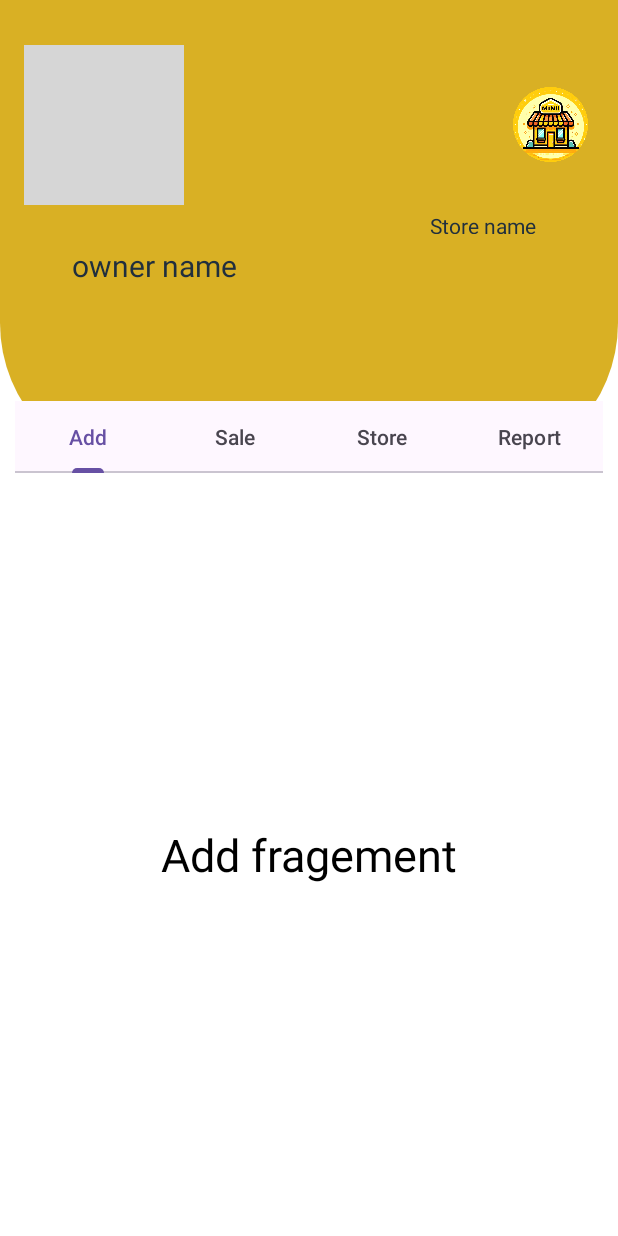
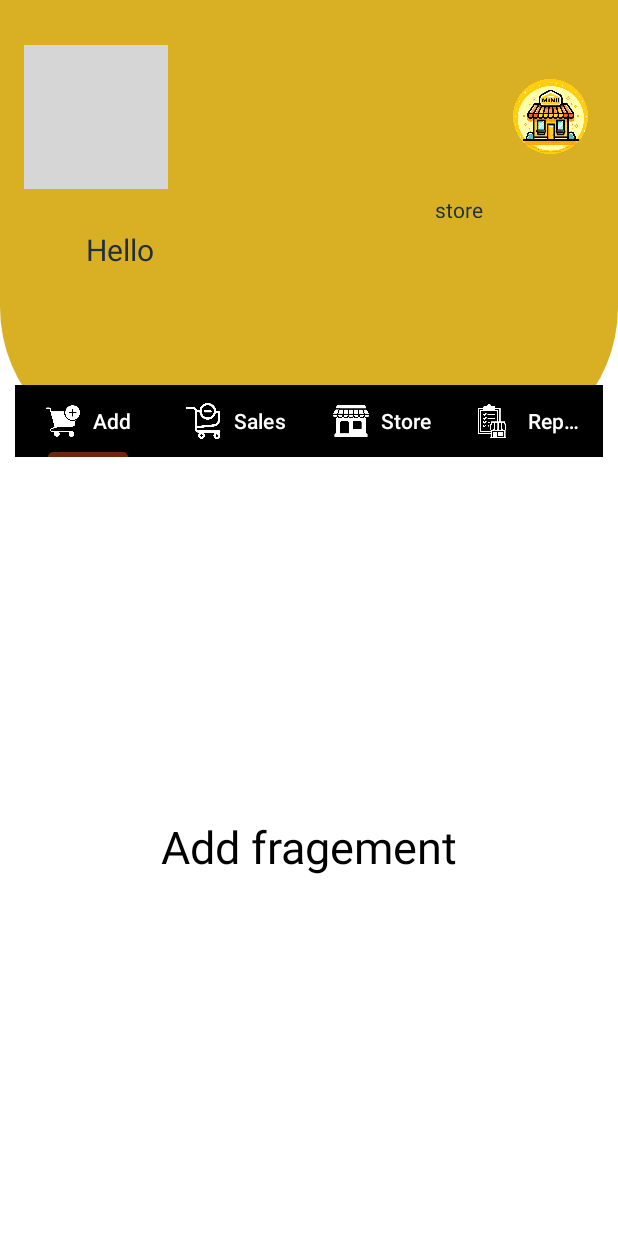
Before and after one commit to abeelgetahun/Yene-shop, an Android app: the HomeActivity screen opened directly, with no data from a screen before it, on a phone screen of 412 x 824 dp. Run offline under Robolectric (Android 15) with nearby library versions, the phone set to English and light mode, and no system bars; Roboto replaces fonts that are not available here; grey boxes are pictures that could not be loaded.

Commit message:
change on fragment

```diff
--- a/app/build.gradle.kts
+++ b/app/build.gradle.kts
@@ -52,4 +52,6 @@ dependencies {
     testImplementation(libs.junit)
     androidTestImplementation(libs.ext.junit)
     androidTestImplementation(libs.espresso.core)
+
+    implementation("androidx.compose.material:material-icons-extended-android:1.7.5")
 }
--- a/app/src/main/java/com/teferi/abel/yeneshop/Adapter/FragmentAdapter.java
+++ b/app/src/main/java/com/teferi/abel/yeneshop/Adapter/FragmentAdapter.java
@@ -9,9 +9,9 @@ import androidx.fragment.app.FragmentPagerAdapter;
 import java.util.ArrayList;
 
 public class FragmentAdapter extends FragmentPagerAdapter {
-
-    private final ArrayList<Fragment> fragmentList= new ArrayList<>();
-    private final ArrayList<String> fragmentTitle= new ArrayList<>();
+    private final ArrayList<Fragment> fragmentList = new ArrayList<>();
+    private final ArrayList<String> fragmentTitle = new ArrayList<>();
+    private final ArrayList<Integer> fragmentIcons = new ArrayList<>(); // Add this line
 
     public FragmentAdapter(@NonNull FragmentManager fm, int behavior) {
         super(fm, behavior);
@@ -28,9 +28,10 @@ public class FragmentAdapter extends FragmentPagerAdapter {
         return fragmentList.size();
     }
 
-    public void addFragment(Fragment fragment, String title){
+    public void addFragment(Fragment fragment, String title, int iconResId) {
         fragmentList.add(fragment);
         fragmentTitle.add(title);
+        fragmentIcons.add(iconResId); // Add this line
     }
 
     @Nullable
@@ -38,4 +39,8 @@ public class FragmentAdapter extends FragmentPagerAdapter {
     public CharSequence getPageTitle(int position) {
         return fragmentTitle.get(position);
     }
+
+    public int getPageIcon(int position) {
+        return fragmentIcons.get(position);
+    }
 }
--- a/app/src/main/java/com/teferi/abel/yeneshop/HomeActivity.java
+++ b/app/src/main/java/com/teferi/abel/yeneshop/HomeActivity.java
@@ -1,8 +1,11 @@
 package com.teferi.abel.yeneshop;
 
+import android.content.Context;
+import android.content.SharedPreferences;
 import android.os.Bundle;
 import android.view.View;
 import android.widget.ImageButton;
+import android.widget.TextView;
 
 import androidx.activity.EdgeToEdge;
 import androidx.appcompat.app.AppCompatActivity;
@@ -24,6 +27,9 @@ import com.teferi.abel.yeneshop.Fragments.StoreFragment;
 
 public class HomeActivity extends AppCompatActivity {
 
+    private static final String PREFERENCES_FILE = "user_data";
+    TextView ownername, shopname;
+
     DrawerLayout drawerLayout;
     ImageButton menu_btn;
 
@@ -42,15 +48,55 @@ public class HomeActivity extends AppCompatActivity {
         tabLayout=findViewById(R.id.tablayout);
         viewPager=findViewById(R.id.viewpager);
 
+        // Load user data
+        SharedPreferences sharedPreferences = getSharedPreferences(PREFERENCES_FILE, Context.MODE_PRIVATE);
+        String ownerName = sharedPreferences.getString("owner_name", "");
+        String shopName = sharedPreferences.getString("shop_name", "");
+
+        ownername=findViewById(R.id.textview_ownername);
+        shopname=findViewById(R.id.textview_shopname);
+        ownername.setText("Hello "+ownerName);
+        shopname.setText(shopName+" store");
+
+
         tabLayout.setupWithViewPager(viewPager);
 
-        FragmentAdapter fragmentAdapter=new FragmentAdapter(getSupportFragmentManager(), FragmentPagerAdapter.BEHAVIOR_RESUME_ONLY_CURRENT_FRAGMENT);
-        fragmentAdapter.addFragment(new AddFragment(),"Add");
-        fragmentAdapter.addFragment(new SaleFragment(),"Sale");
-        fragmentAdapter.addFragment(new StoreFragment(),"Store");
-        fragmentAdapter.addFragment(new ReportFragment(),"Report");
+        FragmentAdapter fragmentAdapter = new FragmentAdapter(getSupportFragmentManager(), FragmentPagerAdapter.BEHAVIOR_RESUME_ONLY_CURRENT_FRAGMENT);
+
+        // Add fragments with their respective icons
+        fragmentAdapter.addFragment(new AddFragment(), "Add", R.drawable.ic_add);
+        fragmentAdapter.addFragment(new SaleFragment(), "Sales", R.drawable.ic_sale);
+        fragmentAdapter.addFragment(new StoreFragment(), "Store", R.drawable.ic_store);
+        fragmentAdapter.addFragment(new ReportFragment(), "Report", R.drawable.ic_report);
 
         viewPager.setAdapter(fragmentAdapter);
+        tabLayout.setupWithViewPager(viewPager);
+
+        // Set icons for tabs
+        for (int i = 0; i < tabLayout.getTabCount(); i++) {
+            TabLayout.Tab tab = tabLayout.getTabAt(i);
+            if (tab != null) {
+                tab.setIcon(fragmentAdapter.getPageIcon(i));
+            }
+        }
+
+        // Optional: Customize tab appearance
+        tabLayout.addOnTabSelectedListener(new TabLayout.OnTabSelectedListener() {
+            @Override
+            public void onTabSelected(TabLayout.Tab tab) {
+                // You can add custom behavior when a tab is selected
+            }
+
+            @Override
+            public void onTabUnselected(TabLayout.Tab tab) {
+                // You can add custom behavior when a tab is unselected
+            }
+
+            @Override
+            public void onTabReselected(TabLayout.Tab tab) {
+                // You can add custom behavior when a tab is reselected
+            }
+        });
 
 
         menu_btn.setOnClickListener(new View.OnClickListener() {
@@ -61,5 +107,13 @@ public class HomeActivity extends AppCompatActivity {
         });
 
 
+//        // Optional: Method to clear user data (for testing)
+//        private void clearUserData() {
+//            SharedPreferences sharedPreferences = getSharedPreferences(PREFERENCES_FILE, Context.MODE_PRIVATE);
+//            SharedPreferences.Editor editor = sharedPreferences.edit();
+//            editor.clear();
+//            editor.apply();
+//        }
+
     }
 }
--- a/app/src/main/res/layout/activity_home_content.xml
+++ b/app/src/main/res/layout/activity_home_content.xml
@@ -19,7 +19,7 @@
         android:layout_height="wrap_content"
         android:src="@drawable/ic_menu"
         android:background="@android:color/transparent"
-        android:padding="5dp"/>
+        />
 
     <ImageButton
         android:id="@+id/toolbar_shoplogo"
@@ -83,33 +83,15 @@
             app:layout_constraintEnd_toEndOf="parent"
             app:layout_constraintHorizontal_bias="0.5"
             app:layout_constraintStart_toStartOf="parent"
-            app:tabGravity="fill">
-
-            <com.google.android.material.tabs.TabItem
-                android:id="@+id/tablayout_add"
-                android:layout_width="wrap_content"
-                android:layout_height="wrap_content"
-                android:text="Add" />
-
-            <com.google.android.material.tabs.TabItem
-                android:id="@+id/tablayout_sale"
-                android:layout_width="wrap_content"
-                android:layout_height="wrap_content"
-                android:text="Sales" />
-
-            <com.google.android.material.tabs.TabItem
-                android:id="@+id/tablayout_store"
-                android:layout_width="wrap_content"
-                android:layout_height="wrap_content"
-                android:text="Store" />
-
-            <com.google.android.material.tabs.TabItem
-                android:id="@+id/tablayout_report"
-                android:layout_width="wrap_content"
-                android:layout_height="wrap_content"
-                android:text="Report" />
+            app:tabGravity="fill"
+            app:tabMode="fixed"
+            android:background="@color/black"
+            app:tabIconTint="@color/white"
+            app:tabTextColor="@color/white"
+            app:tabIndicatorColor="@color/btn_color"
+            app:tabInlineLabel="true">
+            <!-- Remove the TabItems here as they will be added programmatically -->
         </com.google.android.material.tabs.TabLayout>
-
 
     </androidx.constraintlayout.widget.ConstraintLayout>
 
```
Also changed, not shown: app/src/main/res/drawable/tab_background_selector.xml (added, +17 -0 lines), app/src/main/res/drawable/tab_icon_selector.xml (added, +15 -0 lines), app/src/main/res/values/styles.xml (added, +10 -0 lines), app/src/main/res/drawable/ic_add.png (added), app/src/main/res/drawable/ic_report.png (added), app/src/main/res/drawable/ic_sale.png (added), app/src/main/res/drawable/ic_store.png (added).
